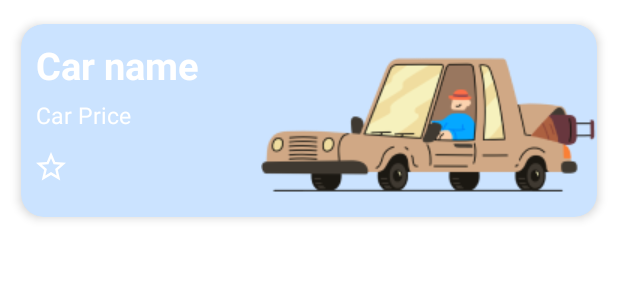
After one commit to R4ULSP/Ejercicio_9_-_RecyclerView, an Android app: the layout itemlayout_car_list.xml on its own in the app's theme, with its tools: preview values and no code run, on a phone screen of 412 x 824 dp. The commit adds this screen. Shown: the top 300 px of the screen. Run offline under Robolectric (Android 15) with nearby library versions, the phone set to English and light mode, and no system bars.

Commit message:
Creada cardView y preaparacion de la lista

```diff
--- a/app/src/main/java/es/travelworld/ejercicio9_recyclerview/view/HomeActivity.java
+++ b/app/src/main/java/es/travelworld/ejercicio9_recyclerview/view/HomeActivity.java
@@ -44,7 +44,12 @@ public class HomeActivity extends AppCompatActivity {
         binding = ActivityHomeBinding.inflate(getLayoutInflater());
         setContentView(binding.getRoot());
 
-        user = getIntent().getParcelableExtra(KEY_USER);
+        //user = getIntent().getParcelableExtra(KEY_USER);
+        user = new User();
+        user.setAgeGroup("1");
+        user.setLastname("a");
+        user.setName("b");
+        user.setPassword("1234");
 
         setSupportActionBar(binding.toolbar);
 
--- a/app/src/main/java/es/travelworld/ejercicio9_recyclerview/view/MainActivity.java
+++ b/app/src/main/java/es/travelworld/ejercicio9_recyclerview/view/MainActivity.java
@@ -31,6 +31,9 @@ public class MainActivity extends AppCompatActivity implements OnBoardingFragmen
 
         FragmentStateAdapter fragmentStateAdapter = new MainActivityFragmentStateAdapter(this);
         binding.viewPager.setAdapter(fragmentStateAdapter);
+
+        Intent intent = new Intent(this,HomeActivity.class);
+        startActivity(intent);
     }
 
     @Override
--- /dev/null
+++ b/app/src/main/java/es/travelworld/ejercicio9_recyclerview/view/fragments/adapter/CarListAdapter.java
@@ -0,0 +1,36 @@
+package es.travelworld.ejercicio9_recyclerview.view.fragments.adapter;
+
+import android.view.LayoutInflater;
+import android.view.ViewGroup;
+
+import androidx.annotation.NonNull;
+import androidx.recyclerview.widget.RecyclerView;
+
+import es.travelworld.ejercicio9_recyclerview.databinding.ItemlayoutCarListBinding;
+
+public class CarListAdapter extends RecyclerView.Adapter<RecyclerView.ViewHolder> {
+
+    //TODO: crear constructor para recibir la lista de items
+
+    @NonNull
+    @Override
+    public RecyclerView.ViewHolder onCreateViewHolder(@NonNull ViewGroup parent, int viewType) {
+        ItemlayoutCarListBinding binding = ItemlayoutCarListBinding.inflate(LayoutInflater.from(parent.getContext()),parent,false);
+
+
+
+        return new CarListViewHolder(binding);
+    }
+
+    @Override
+    public void onBindViewHolder(@NonNull RecyclerView.ViewHolder holder, int position) {
+        //obtener el item de la lista segun su posicion
+        //bindear viewholder con metodo bind
+    }
+
+    @Override
+    public int getItemCount() {
+        //TODO: devolver el size de la lista
+        return 0;
+    }
+}
--- /dev/null
+++ b/app/src/main/java/es/travelworld/ejercicio9_recyclerview/view/fragments/adapter/CarListViewHolder.java
@@ -0,0 +1,14 @@
+package es.travelworld.ejercicio9_recyclerview.view.fragments.adapter;
+
+import android.view.View;
+
+import androidx.annotation.NonNull;
+import androidx.recyclerview.widget.RecyclerView;
+
+import es.travelworld.ejercicio9_recyclerview.databinding.ItemlayoutCarListBinding;
+
+public class CarListViewHolder extends RecyclerView.ViewHolder {
+    public CarListViewHolder(@NonNull ItemlayoutCarListBinding binding) {
+        super(binding.getRoot());
+    }
+}
--- /dev/null
+++ b/app/src/main/res/drawable/ic_star_border.xml
@@ -0,0 +1,5 @@
+<vector android:height="24dp" android:tint="#FFFFFF"
+    android:viewportHeight="24" android:viewportWidth="24"
+    android:width="24dp" xmlns:android="http://schemas.android.com/apk/res/android">
+    <path android:fillColor="@android:color/white" android:pathData="M22,9.24l-7.19,-0.62L12,2 9.19,8.63 2,9.24l5.46,4.73L5.82,21 12,17.27 18.18,21l-1.63,-7.03L22,9.24zM12,15.4l-3.76,2.27 1,-4.28 -3.32,-2.88 4.38,-0.38L12,6.1l1.71,4.04 4.38,0.38 -3.32,2.88 1,4.28L12,15.4z"/>
+</vector>
--- a/app/src/main/res/layout/fragment_car.xml
+++ b/app/src/main/res/layout/fragment_car.xml
@@ -6,7 +6,10 @@
     tools:context=".view.fragments.CarFragment">
 
     <androidx.recyclerview.widget.RecyclerView
+        android:id="@+id/carList"
         android:layout_width="match_parent"
-        android:layout_height="match_parent"/>
+        android:layout_height="match_parent"
+        android:orientation="vertical"
+        tools:listitem="@layout/itemlayout_car_list"/>
 
 </FrameLayout>
--- /dev/null
+++ b/app/src/main/res/layout/itemlayout_car_list.xml
@@ -0,0 +1,66 @@
+<?xml version="1.0" encoding="utf-8"?>
+<com.google.android.material.card.MaterialCardView xmlns:android="http://schemas.android.com/apk/res/android"
+    xmlns:app="http://schemas.android.com/apk/res-auto"
+    xmlns:tools="http://schemas.android.com/tools"
+    android:layout_width="match_parent"
+    android:layout_height="150dp"
+    android:layout_marginHorizontal="5dp"
+    android:layout_marginVertical="5dp"
+    android:backgroundTint="@color/light_blue"
+    app:cardCornerRadius="15dp"
+    app:cardElevation="4dp"
+    app:cardPreventCornerOverlap="true"
+    app:cardUseCompatPadding="true">
+
+    <androidx.constraintlayout.widget.ConstraintLayout
+        android:layout_width="match_parent"
+        android:layout_height="match_parent">
+
+        <TextView
+            android:id="@+id/carName"
+            android:layout_width="wrap_content"
+            android:layout_height="wrap_content"
+            android:layout_marginHorizontal="10dp"
+            android:layout_marginVertical="10dp"
+            android:textColor="@color/white"
+            android:textSize="@dimen/title_H2"
+            android:textStyle="bold"
+            app:layout_constraintStart_toStartOf="parent"
+            app:layout_constraintTop_toTopOf="parent"
+            tools:text="Car name" />
+
+        <TextView
+            android:id="@+id/carPrice"
+            android:layout_width="wrap_content"
+            android:layout_height="wrap_content"
+            android:layout_marginHorizontal="10dp"
+            android:layout_marginVertical="5dp"
+            android:textColor="@color/white"
+            android:textSize="15sp"
+            app:layout_constraintStart_toStartOf="parent"
+            app:layout_constraintTop_toBottomOf="@id/carName"
+            tools:text="Car Price" />
+
+        <com.google.android.material.button.MaterialButton
+            android:id="@+id/carFavourite"
+            style="@style/Widget.MaterialComponents.Button.TextButton"
+            android:layout_width="wrap_content"
+            android:layout_height="wrap_content"
+            app:icon="@drawable/ic_star_border"
+            app:iconTint="@color/white"
+            app:layout_constraintStart_toStartOf="parent"
+            app:layout_constraintTop_toBottomOf="@+id/carPrice" />
+
+        <!--TODO: sacar del padding del cardView -->
+        <androidx.appcompat.widget.AppCompatImageView
+            android:id="@+id/carPhoto"
+            android:layout_width="wrap_content"
+            android:layout_height="wrap_content"
+            app:layout_constraintBottom_toBottomOf="parent"
+            app:layout_constraintEnd_toEndOf="parent"
+            app:srcCompat="@drawable/classic_car" />
+
+    </androidx.constraintlayout.widget.ConstraintLayout>
+
+
+</com.google.android.material.card.MaterialCardView>
```
